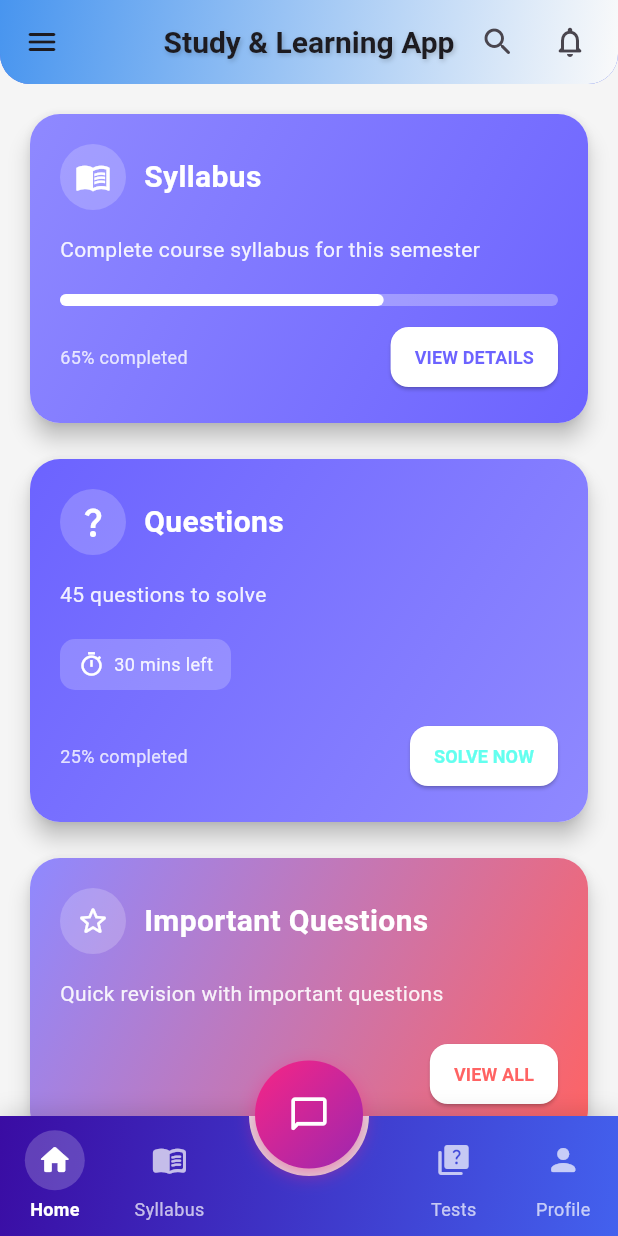
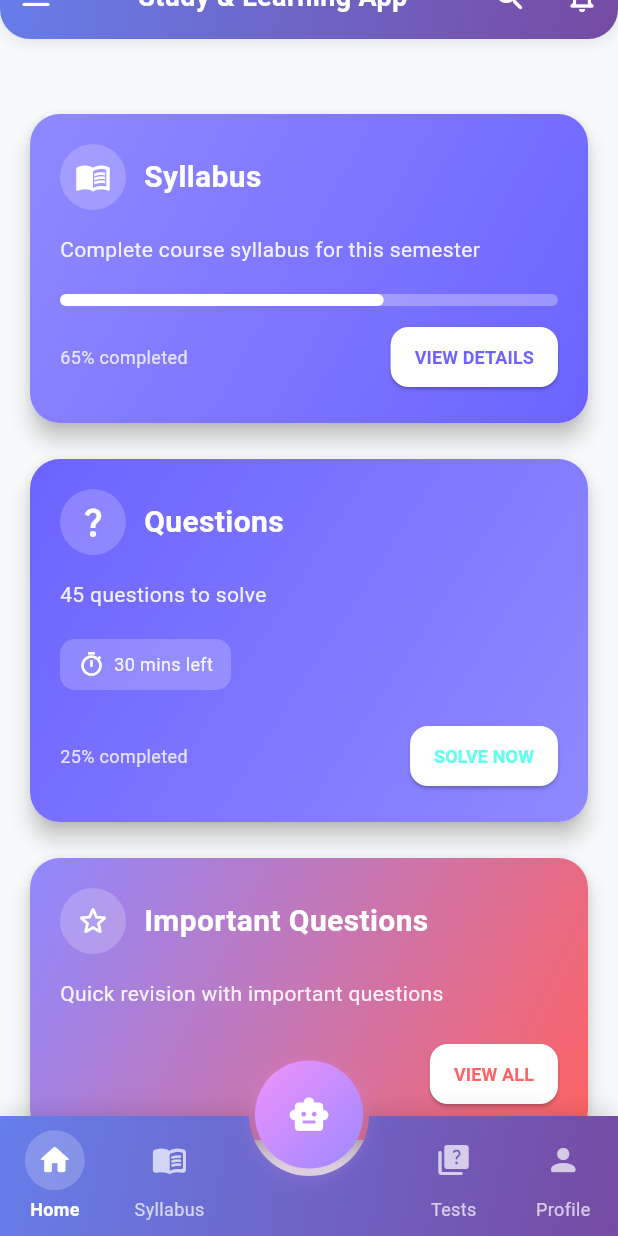
Before and after one commit to developeraavash/exampleapk, a Flutter app: the screen it shows after launch, after a tap on the "menu" icon, on a phone screen of 412 x 824 dp. Run offline on Flutter 3.47's test engine with Material 3 defaults, Android fonts, the light colour scheme and no system bars.

Commit message:
Refactor color constants for improved UI; add animation controllers and enhance scrolling behavior in HomePage

```diff
--- a/lib/home.dart
+++ b/lib/home.dart
@@ -4,21 +4,21 @@ import 'widgets/questions_card.dart';
 import 'widgets/important_questions_card.dart';
 
 class CColors {
-  static const Color primaryColor = Color(0xFF4361EE);
-  static const Color primaryLight = Color(0xFF4895EF);
-  static const Color secondaryColor = Color(0xFF3A0CA3);
-  static const Color accentColor = Color(0xFFF72585);
-  static const Color teal = Color(0xFF4CC9F0);
+  static const Color primaryColor = Color(0xFF667EEA);
+  static const Color primaryLight = Color(0xFF764BA2);
+  static const Color secondaryColor = Color(0xFF5A67D8);
+  static const Color accentColor = Color(0xFFF093FB);
+  static const Color teal = Color(0xFF4FACFE);
   static const Color white = Colors.white;
   static const Color greyColor = Colors.grey;
   static const Color lightGrey = Color(0xFFF5F5F5);
   static const Color darkGrey = Color(0xFF424242);
-  static const Color backgroundColor = Color(0xFFFAFAFA);
+  static const Color backgroundColor = Color(0xFFF8F9FA);
   static const Color shadowColor = Color(0x1A000000);
-  static const Color green = Color(0xFF4CAF50);
-  static const Color red = Color(0xFFF44336);
-  static const Color purple = Color(0xFF9C27B0);
-  static const Color yellow = Color(0xFFFFC107);
+  static const Color green = Color(0xFF56CCF2);
+  static const Color red = Color(0xFFFF6B6B);
+  static const Color purple = Color(0xFF9C88FF);
+  static const Color yellow = Color(0xFFFFC048);
 }
 
 class HomePage extends StatefulWidget {
@@ -28,21 +28,37 @@ class HomePage extends StatefulWidget {
 }
 
 class _HomePageState extends State<HomePage>
-    with SingleTickerProviderStateMixin {
+    with TickerProviderStateMixin {
   int _selectedIndex = 0;
   final ScrollController _scrollController = ScrollController();
   bool _isAppBarVisible = true;
   bool _isNavBarVisible = true;
   double _lastScrollOffset = 0;
+
   late AnimationController _animationController;
+  late AnimationController _appBarController;
+  late AnimationController _navBarController;
+
   late Animation<double> _fadeAnimation;
   late Animation<double> _scaleAnimation;
+  late Animation<Offset> _appBarSlideAnimation;
+  late Animation<Offset> _navBarSlideAnimation;
 
   @override
   void initState() {
     super.initState();
 
     _animationController = AnimationController(
+      vsync: this,
+      duration: Duration(milliseconds: 800),
+    );
+
+    _appBarController = AnimationController(
+      vsync: this,
+      duration: Duration(milliseconds: 500),
+    );
+
+    _navBarController = AnimationController(
       vsync: this,
       duration: Duration(milliseconds: 800),
     );
@@ -55,24 +71,51 @@ class _HomePageState extends State<HomePage>
       CurvedAnimation(parent: _animationController, curve: Curves.easeOutBack),
     );
 
+    _appBarSlideAnimation = Tween<Offset>(
+      begin: Offset(0, -1),
+      end: Offset(0, 0),
+    ).animate(CurvedAnimation(
+      parent: _appBarController,
+      curve: Curves.easeInOut,
+    ));
+
+    _navBarSlideAnimation = Tween<Offset>(
+      begin: Offset(0, 1),
+      end: Offset(0, 0),
+    ).animate(CurvedAnimation(
+      parent: _navBarController,
+      curve: Curves.easeInOut,
+    ));
+
+    // Start with bars visible
+    _appBarController.forward();
+    _navBarController.forward();
     _animationController.forward();
 
     _scrollController.addListener(() {
       double offset = _scrollController.offset;
+      double delta = offset - _lastScrollOffset;
 
-      if (offset > _lastScrollOffset && offset > 100) {
+      // Hide when scrolling down (more sensitive threshold)
+      if (delta > 3 && offset > 80) {
         if (_isAppBarVisible || _isNavBarVisible) {
           setState(() {
             _isAppBarVisible = false;
             _isNavBarVisible = false;
           });
+          _appBarController.reverse();
+          _navBarController.reverse();
         }
-      } else if (offset < _lastScrollOffset || offset < 50) {
+      }
+      // Show when scrolling up (more sensitive threshold)
+      else if (delta < -3 || offset <= 30) {
         if (!_isAppBarVisible || !_isNavBarVisible) {
           setState(() {
             _isAppBarVisible = true;
             _isNavBarVisible = true;
           });
+          _appBarController.forward();
+          _navBarController.forward();
         }
       }
 
@@ -84,6 +127,8 @@ class _HomePageState extends State<HomePage>
   void dispose() {
     _scrollController.dispose();
     _animationController.dispose();
+    _appBarController.dispose();
+    _navBarController.dispose();
     super.dispose();
   }
 
@@ -128,11 +173,8 @@ class _HomePageState extends State<HomePage>
                 children: [
                   Row(
                     children: [
-                      Container(
-                        padding: EdgeInsets.all(10),
-                        decoration: BoxDecoration(shape: BoxShape.circle),
-                        child: Icon(Icons.library_books, color: CColors.purple),
-                      ),
+                      Icon(Icons.library_books,
+                          color: CColors.primaryColor, size: 28),
                       SizedBox(width: 12),
                       Text(
                         "Study Materials",
@@ -153,26 +195,10 @@ class _HomePageState extends State<HomePage>
                   Row(
                     mainAxisAlignment: MainAxisAlignment.spaceAround,
                     children: [
-                      _buildStudyMaterialItem(
-                        Icons.picture_as_pdf,
-                        "PDF Notes",
-                        CColors.primaryColor,
-                      ),
-                      _buildStudyMaterialItem(
-                        Icons.video_library,
-                        "Videos",
-                        CColors.green,
-                      ),
-                      _buildStudyMaterialItem(
-                        Icons.audiotrack,
-                        "Audio",
-                        CColors.accentColor,
-                      ),
-                      _buildStudyMaterialItem(
-                        Icons.article,
-                        "Articles",
-                        CColors.red,
-                      ),
+                      _buildStudyMaterialItem(Icons.picture_as_pdf, 'PDFs', CColors.red),
+                      _buildStudyMaterialItem(Icons.video_library, 'Videos', CColors.purple),
+                      _buildStudyMaterialItem(Icons.quiz, 'Quizzes', CColors.green),
+                      _buildStudyMaterialItem(Icons.notes, 'Notes', CColors.yellow),
                     ],
                   ),
                 ],
@@ -203,84 +229,108 @@ class _HomePageState extends State<HomePage>
 
   @override
   Widget build(BuildContext context) {
-    return Scaffold(
-      appBar: _isAppBarVisible ? _buildAnimatedAppBar() : null,
-      backgroundColor: Colors.grey[100],
-      body: ListView(
+    return SafeArea(
+      child: Scaffold(
+        backgroundColor: CColors.backgroundColor,
+        body: Stack(
+          children: [
+            // Main content that can extend behind app bar and nav bar
+            Positioned.fill(
+              child: ListView(
                 controller: _scrollController,
+                padding: EdgeInsets.only(
+                  top: kToolbarHeight + MediaQuery.of(context).padding.top + 8,
+                  bottom: 88, // Bottom padding for nav bar
+                ),
                 children: [
-          SizedBox(height: 8),
                   _buildSyllabusCard(),
                   _buildQuestionsCard(),
                   _buildImportantQuestionsCard(),
                   _buildStudyMaterialsCard(),
+                  SizedBox(height: 20), // Extra space at bottom
                 ],
               ),
-      bottomNavigationBar: _isNavBarVisible
-          ? _buildAnimatedNavBar(context)
-          : null,
-    );
-  }
+            ),
 
-  PreferredSizeWidget _buildAnimatedAppBar() {
-    return AppBar(
-      backgroundColor: CColors.primaryColor,
-      elevation: 4,
-      shape: RoundedRectangleBorder(
-        borderRadius: BorderRadius.vertical(bottom: Radius.circular(20)),
+            // Floating App Bar
+            Positioned(
+              top: -30,
+              left: 0,
+              right: 0,
+              child: SlideTransition(
+                position: _appBarSlideAnimation,
+                child: Container(
+                  padding: EdgeInsets.only(top: MediaQuery.of(context).padding.top),
+                  child: _buildAnimatedAppBar(),
                 ),
-      title: AnimatedSwitcher(
-        duration: Duration(milliseconds: 300),
-        child: _selectedIndex == 0
-            ? Text(
-                'Study & Learning App',
-                key: ValueKey('home-title'),
-                style: TextStyle(
-                  fontWeight: FontWeight.bold,
-                  fontSize: 20,
-                  shadows: [
-                    Shadow(
-                      blurRadius: 4.0,
-                      color: Colors.black.withOpacity(0.2),
-                      offset: Offset(1.0, 1.0),
               ),
-                  ],
             ),
-              )
-            : Text(
-                _getAppBarTitle(),
-                key: ValueKey('other-title'),
-                style: TextStyle(
-                  fontWeight: FontWeight.bold,
-                  fontSize: 20,
-                  shadows: [
-                    Shadow(
-                      blurRadius: 4.0,
-                      color: Colors.white.withOpacity(0.2),
-                      offset: Offset(1.0, 1.0),
+
+            // Floating Navigation Bar
+            Positioned(
+              bottom: 0,
+              left: 0,
+              right: 0,
+              child: SlideTransition(
+                position: _navBarSlideAnimation,
+                child: _buildAnimatedNavBar(context),
+              ),
             ),
           ],
         ),
       ),
-      ),
-      centerTitle: true,
-      leading: IconButton(icon: Icon(Icons.menu_rounded), onPressed: () {}),
-      actions: [
-        IconButton(icon: Icon(Icons.search_rounded), onPressed: () {}),
-        IconButton(
-          icon: Icon(Icons.notifications_none_rounded),
-          onPressed: () {},
-        ),
-        SizedBox(width: 8),
-      ],
-      flexibleSpace: Container(
+    );
+  }
+
+  Widget _buildAnimatedAppBar() {
+    return Container(
+      height: kToolbarHeight,
       decoration: BoxDecoration(
         gradient: LinearGradient(
-            colors: [CColors.primaryLight, CColors.backgroundColor],
+          colors: [CColors.primaryColor, CColors.primaryLight],
           begin: Alignment.topLeft,
           end: Alignment.bottomRight,
         ),
         borderRadius: BorderRadius.vertical(bottom: Radius.circular(20)),
+        boxShadow: [
+          BoxShadow(
+            color: Colors.black.withOpacity(0.1),
+            blurRadius: 8,
+            offset: Offset(0, 2),
+          ),
+        ],
+      ),
+      child: SafeArea(
+        child: Row(
+          children: [
+            IconButton(
+              icon: Icon(Icons.menu_rounded, color: CColors.white),
+              onPressed: () {},
+            ),
+            Expanded(
+              child: AnimatedSwitcher(
+                duration: Duration(milliseconds: 300),
+                child: Text(
+                  _getAppBarTitle(),
+                  key: ValueKey(_selectedIndex),
+                  style: TextStyle(
+                    color: CColors.white,
+                    fontSize: 18,
+                    fontWeight: FontWeight.bold,
+                  ),
+                  textAlign: TextAlign.center,
+                ),
+              ),
+            ),
+            IconButton(
+              icon: Icon(Icons.search_rounded, color: CColors.white),
+              onPressed: () {},
+            ),
+            IconButton(
+              icon: Icon(Icons.notifications_none_rounded, color: CColors.white),
+              onPressed: () {},
+            ),
+          ],
         ),
       ),
     );
@@ -329,13 +379,13 @@ class _HomePageState extends State<HomePage>
             child: Container(
               decoration: BoxDecoration(
                 gradient: LinearGradient(
-                  colors: [CColors.secondaryColor, CColors.primaryColor],
+                  colors: [CColors.primaryColor, CColors.primaryLight],
                   begin: Alignment.topLeft,
                   end: Alignment.bottomRight,
                 ),
                 boxShadow: [
                   BoxShadow(
-                    color: CColors.shadowColor,
+                    color: Colors.black.withOpacity(0.1),
                     blurRadius: 8,
                     offset: Offset(0, -2),
                   ),
@@ -353,29 +403,27 @@ class _HomePageState extends State<HomePage>
               child: GestureDetector(
                 onTap: () => setState(() => _selectedIndex = 2),
                 child: Container(
-                  width: 1.8 * notchRadius,
-                  height: 1.8 * notchRadius,
+                  width: (notchRadius - 4) * 2,
+                  height: (notchRadius - 4) * 2,
                   decoration: BoxDecoration(
+                    shape: BoxShape.circle,
                     gradient: LinearGradient(
                       colors: [CColors.accentColor, CColors.purple],
                       begin: Alignment.topLeft,
                       end: Alignment.bottomRight,
                     ),
-                    shape: BoxShape.circle,
                     boxShadow: [
                       BoxShadow(
-                        color: CColors.accentColor.withOpacity(0.5),
-                        blurRadius: 10,
+                        color: CColors.accentColor.withOpacity(0.3),
+                        blurRadius: 12,
                         offset: Offset(0, 4),
                       ),
                     ],
                   ),
-                  child: Center(
                   child: Icon(
-                      Icons.chat_bubble_outline_rounded,
+                    Icons.smart_toy_rounded,
                     color: CColors.white,
                     size: 28,
-                    ),
                   ),
                 ),
               ),
```
Also changed, not shown: lib/faculty_datails.dart (added), lib/widgets/faculty_content.dart (added), lib/widgets/faculty_header.dart (added), lib/widgets/topic_card.dart (added). Lines whose indentation alone changed are shown as unchanged.
